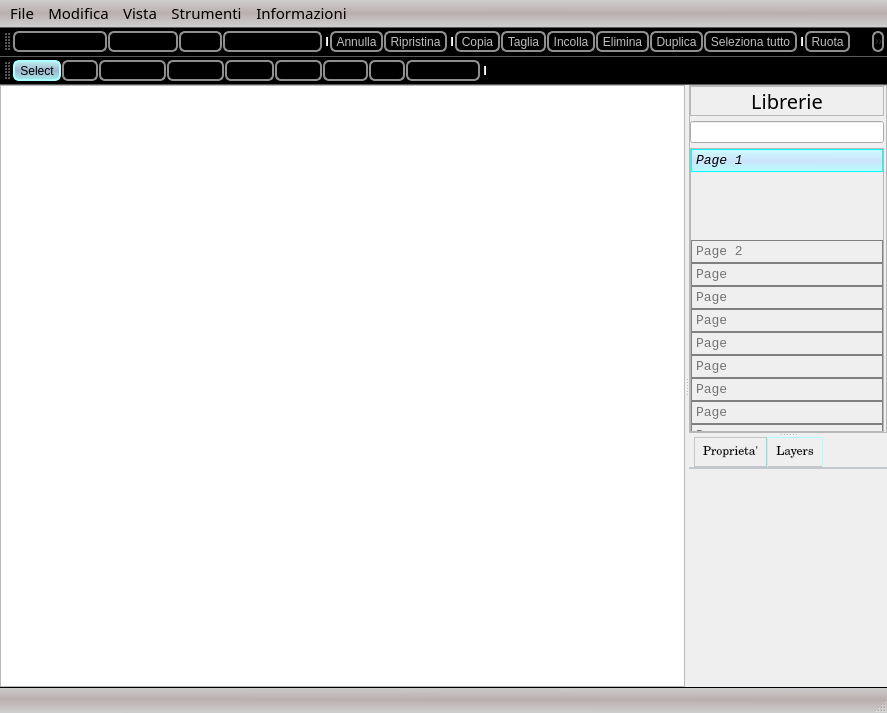
The window that mainwindow.ui (manufino/eSchema) describes before a commit, drawn with Qt 5.
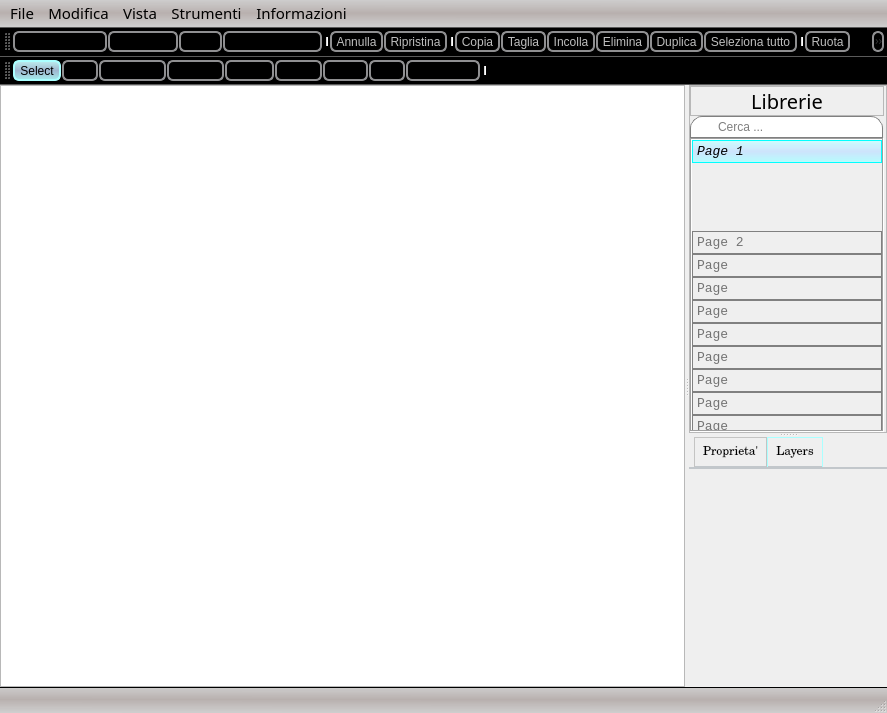
The same window after the commit. Icons and pictures are not drawn. Custom widgets are drawn as their Qt base class.

Commit message: improvement search line edit layout

The edit to the form file:
```diff
--- a/mainwindow.ui
+++ b/mainwindow.ui
@@ -140,7 +140,17 @@
 
 QTabBar::tab:!selected {
     margin-top: 0px; /* make non-selected tabs look smaller */
-}</string>
+}
+
+#txtSearch {
+border:1px solid gray;
+border-top-right-radius:12px;
+border-top-left-radius:12px;
+margin-right:1px;
+    padding: 2  2 2 25; /* left padding (last number) must be more than the icon's width */
+}
+
+</string>
   </property>
   <widget class="QWidget" name="centralwidget">
    <layout class="QVBoxLayout" name="verticalLayout_4">
@@ -215,7 +225,7 @@
         </property>
         <layout class="QVBoxLayout" name="verticalLayout_2">
          <property name="spacing">
-          <number>5</number>
+          <number>0</number>
          </property>
          <property name="leftMargin">
           <number>0</number>
@@ -284,7 +294,20 @@
           </widget>
          </item>
          <item>
-          <widget class="QLineEdit" name="lineEdit"/>
+          <widget class="QLineEdit" name="txtSearch">
+           <property name="sizePolicy">
+            <sizepolicy hsizetype="Expanding" vsizetype="Fixed">
+             <horstretch>0</horstretch>
+             <verstretch>0</verstretch>
+            </sizepolicy>
+           </property>
+           <property name="placeholderText">
+            <string>Cerca ...</string>
+           </property>
+           <property name="clearButtonEnabled">
+            <bool>true</bool>
+           </property>
+          </widget>
          </item>
          <item>
           <widget class="QScrollArea" name="scrollArea">
@@ -295,7 +318,7 @@
             </size>
            </property>
            <property name="frameShape">
-            <enum>QFrame::StyledPanel</enum>
+            <enum>QFrame::Box</enum>
            </property>
            <property name="frameShadow">
             <enum>QFrame::Sunken</enum>
@@ -304,7 +327,7 @@
             <enum>Qt::ScrollBarAlwaysOff</enum>
            </property>
            <property name="horizontalScrollBarPolicy">
-            <enum>Qt::ScrollBarAlwaysOff</enum>
+            <enum>Qt::ScrollBarAsNeeded</enum>
            </property>
            <property name="sizeAdjustPolicy">
             <enum>QAbstractScrollArea::AdjustIgnored</enum>
@@ -317,7 +340,7 @@
              <rect>
               <x>0</x>
               <y>0</y>
-              <width>213</width>
+              <width>211</width>
               <height>405</height>
              </rect>
             </property>
@@ -352,6 +375,9 @@
                  <bold>false</bold>
                 </font>
                </property>
+               <property name="lineWidth">
+                <number>1</number>
+               </property>
                <property name="currentIndex">
                 <number>0</number>
                </property>
@@ -363,7 +389,7 @@
                  <rect>
                   <x>0</x>
                   <y>0</y>
-                  <width>213</width>
+                  <width>211</width>
                   <height>69</height>
                  </rect>
                 </property>
```
Left out of the diff: 26 changed lines with no effect on the pictures. The commit also changes 4 other files.
